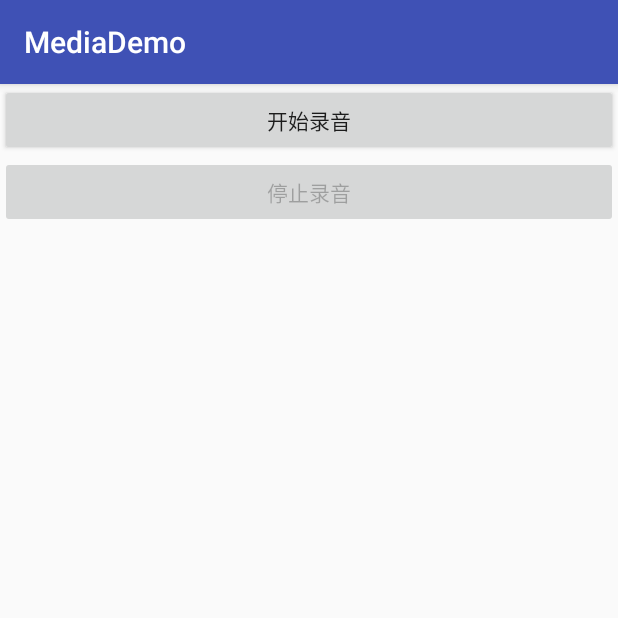
After one commit to liuuuu/MediaDemo, an Android app: the RecordActivity screen opened directly, with no data from a screen before it, on a phone screen of 412 x 824 dp, the top half of it. The commit adds this screen. Run offline under Robolectric (Android 15) with nearby library versions, the phone set to English and light mode, and no system bars.

Commit message:
add:录制音频

```diff
--- a/app/src/main/java/com/liuuuu/mediademo/MainActivity.java
+++ b/app/src/main/java/com/liuuuu/mediademo/MainActivity.java
@@ -12,12 +12,12 @@ import java.util.List;
 
 public class MainActivity extends ListActivity {
 
-    Class[] classes = {TakePicture.class, TakeVideoActivity.class, PreviewActivity.class};
+    Class[] classes = {TakePicture.class, TakeVideoActivity.class, PreviewActivity.class, RecordActivity.class};
 
     @Override
     protected void onCreate(Bundle savedInstanceState) {
         super.onCreate(savedInstanceState);
-        String[] activities = {"拍摄照片", "拍摄视频","自定义摄像头覆盖层"};
+        String[] activities = {"拍摄照片", "拍摄视频", "自定义摄像头覆盖层", "录制音频"};
         ArrayAdapter<String> arrayAdapter = new ArrayAdapter<String>(
                 this, android.R.layout.simple_list_item_1, android.R.id.text1, activities);
         setListAdapter(arrayAdapter);
--- /dev/null
+++ b/app/src/main/java/com/liuuuu/mediademo/RecordActivity.java
@@ -0,0 +1,107 @@
+package com.liuuuu.mediademo;
+
+import android.Manifest;
+import android.content.pm.PackageManager;
+import android.media.MediaRecorder;
+import android.os.Build;
+import android.os.Environment;
+import android.support.annotation.NonNull;
+import android.support.v7.app.AppCompatActivity;
+import android.os.Bundle;
+import android.util.Log;
+import android.view.View;
+import android.widget.Button;
+
+import java.io.File;
+import java.io.IOException;
+
+public class RecordActivity extends AppCompatActivity {
+
+    private MediaRecorder recorder;
+    private Button start, stop;
+    File path;
+
+    @Override
+    protected void onCreate(Bundle savedInstanceState) {
+        super.onCreate(savedInstanceState);
+        setContentView(R.layout.activity_record);
+
+        start = findViewById(R.id.startButton);
+        start.setOnClickListener(startListener);
+
+        stop = findViewById(R.id.stopButton);
+        stop.setOnClickListener(stopListener);
+
+        recorder = new MediaRecorder();
+        path = new File(getExternalFilesDir(Environment.DIRECTORY_DCIM), "myRecording.3gp");
+        Log.e("TAG", "FILE路径：" + path.getAbsolutePath());
+
+        if (Build.VERSION.SDK_INT >= Build.VERSION_CODES.M) {
+            if (checkSelfPermission(Manifest.permission.RECORD_AUDIO) != PackageManager.PERMISSION_GRANTED) {
+                requestPermissions(new String[]{Manifest.permission.RECORD_AUDIO}, 1);
+            } else {
+                resetRecorder();
+            }
+        } else {
+            resetRecorder();
+        }
+
+    }
+
+    @Override
+    public void onRequestPermissionsResult(int requestCode, @NonNull String[] permissions, @NonNull int[] grantResults) {
+        switch (requestCode) {
+            case 1:
+                if (grantResults.length > 0 && grantResults[0] == PackageManager.PERMISSION_GRANTED) {
+                    resetRecorder();
+                }
+                break;
+        }
+    }
+
+    @Override
+    protected void onDestroy() {
+        super.onDestroy();
+        recorder.release();
+    }
+
+    private void resetRecorder() {
+        recorder.setAudioSource(MediaRecorder.AudioSource.MIC);
+        recorder.setOutputFormat(MediaRecorder.OutputFormat.THREE_GPP); // 输出格式 3GP
+        recorder.setAudioEncoder(MediaRecorder.AudioEncoder.DEFAULT);
+        recorder.setOutputFile(path.getAbsolutePath());
+        try {
+            recorder.prepare();
+        } catch (IOException e) {
+            e.printStackTrace();
+        }
+    }
+
+    private View.OnClickListener startListener = new View.OnClickListener() {
+        @Override
+        public void onClick(View v) {
+            try {
+                recorder.start();
+
+                start.setEnabled(false);
+                stop.setEnabled(true);
+            } catch (Exception e) {
+                e.printStackTrace();
+            }
+        }
+    };
+
+    private View.OnClickListener stopListener = new View.OnClickListener() {
+        @Override
+        public void onClick(View v) {
+            try {
+
+                recorder.stop();
+                start.setEnabled(true);
+                stop.setEnabled(false);
+            } catch (Exception e) {
+                e.printStackTrace();
+            }
+        }
+    };
+}
--- /dev/null
+++ b/app/src/main/res/layout/activity_record.xml
@@ -0,0 +1,22 @@
+<?xml version="1.0" encoding="utf-8"?>
+<LinearLayout xmlns:android="http://schemas.android.com/apk/res/android"
+    xmlns:tools="http://schemas.android.com/tools"
+    android:layout_width="match_parent"
+    android:layout_height="match_parent"
+    android:orientation="vertical"
+    tools:context=".RecordActivity">
+
+    <Button
+        android:id="@+id/startButton"
+        android:layout_width="match_parent"
+        android:layout_height="wrap_content"
+        android:text="开始录音" />
+
+    <Button
+        android:id="@+id/stopButton"
+        android:layout_width="match_parent"
+        android:layout_height="wrap_content"
+        android:enabled="false"
+        android:text="停止录音" />
+
+</LinearLayout>
```
Also changed, not shown: app/src/main/AndroidManifest.xml (+5 -2 lines).
